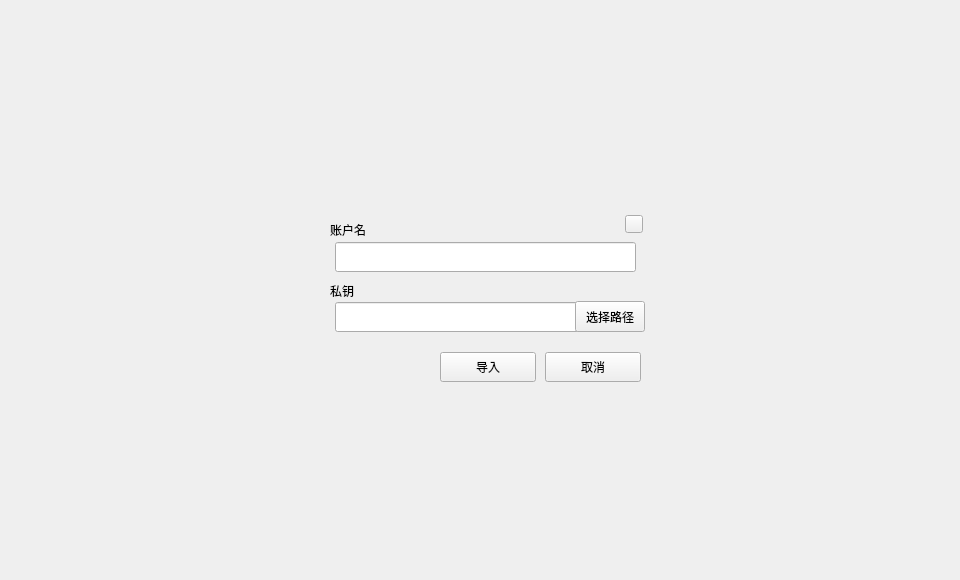
Above: importdialog.ui from HcashOrg/hx-indicator before the change. Below: the same form after it.
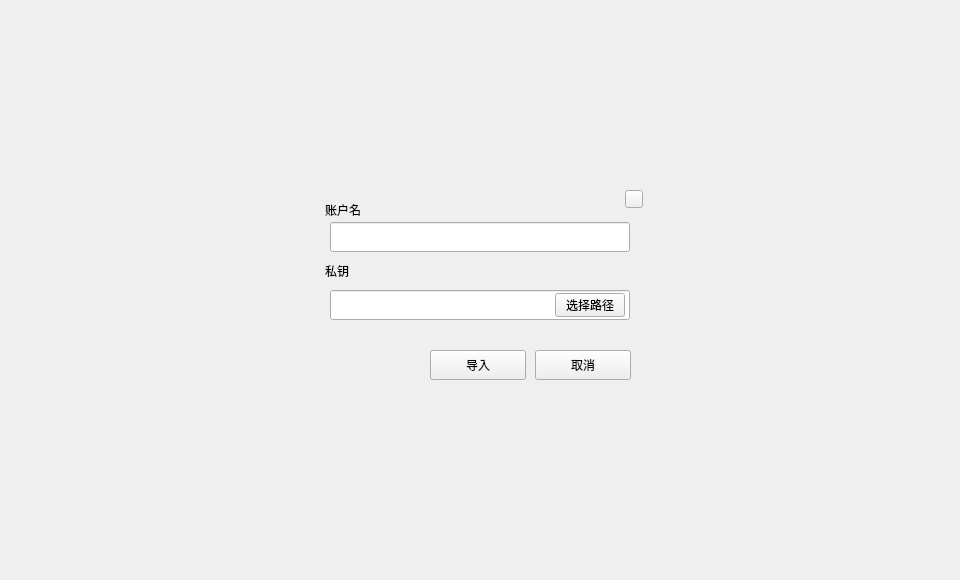
That is the form after the change.

What changed in the file:
```diff
--- a/importdialog.ui
+++ b/importdialog.ui
@@ -18,12 +18,30 @@
   <property name="windowTitle">
    <string>Dialog</string>
   </property>
+  <widget class="QWidget" name="widget" native="true">
+   <property name="geometry">
+    <rect>
+     <x>0</x>
+     <y>0</y>
+     <width>960</width>
+     <height>580</height>
+    </rect>
+   </property>
+   <widget class="QWidget" name="containerWidget" native="true">
+    <property name="geometry">
+     <rect>
+      <x>290</x>
+      <y>170</y>
+      <width>380</width>
+      <height>240</height>
+     </rect>
+    </property>
   <widget class="QLineEdit" name="privateKeyLineEdit">
    <property name="geometry">
     <rect>
-     <x>335</x>
-     <y>302</y>
-     <width>301</width>
+       <x>40</x>
+       <y>120</y>
+       <width>300</width>
      <height>30</height>
     </rect>
    </property>
@@ -46,96 +64,39 @@
     <bool>false</bool>
    </property>
   </widget>
-  <widget class="QLabel" name="label">
+    <widget class="QLineEdit" name="accountNameLineEdit">
    <property name="geometry">
     <rect>
-     <x>330</x>
-     <y>276</y>
-     <width>180</width>
+       <x>40</x>
+       <y>52</y>
+       <width>300</width>
      <height>30</height>
     </rect>
    </property>
    <property name="font">
     <font>
      <family>微软雅黑 Light</family>
-    </font>
-   </property>
-   <property name="text">
-    <string>私钥</string>
-   </property>
-   <property name="wordWrap">
-    <bool>true</bool>
-   </property>
-  </widget>
-  <widget class="QToolButton" name="importBtn">
-   <property name="geometry">
-    <rect>
-     <x>440</x>
-     <y>352</y>
-     <width>96</width>
-     <height>30</height>
-    </rect>
-   </property>
-   <property name="font">
-    <font>
-     <family>微软雅黑 Light</family>
-    </font>
-   </property>
-   <property name="cursor">
-    <cursorShape>PointingHandCursor</cursorShape>
-   </property>
+       <pointsize>10</pointsize>
+      </font>
+     </property>
+     <property name="contextMenuPolicy">
+      <enum>Qt::DefaultContextMenu</enum>
+     </property>
    <property name="styleSheet">
     <string notr="true"/>
    </property>
    <property name="text">
-    <string>导入</string>
-   </property>
-  </widget>
-  <widget class="QToolButton" name="cancelBtn">
-   <property name="geometry">
-    <rect>
-     <x>545</x>
-     <y>352</y>
-     <width>96</width>
-     <height>30</height>
-    </rect>
-   </property>
-   <property name="cursor">
-    <cursorShape>PointingHandCursor</cursorShape>
-   </property>
-   <property name="styleSheet">
-    <string notr="true"/>
-   </property>
-   <property name="text">
-    <string>取消</string>
-   </property>
-  </widget>
-  <widget class="QLabel" name="tipLabel">
-   <property name="geometry">
-    <rect>
-     <x>385</x>
-     <y>433</y>
-     <width>200</width>
-     <height>16</height>
-    </rect>
-   </property>
-   <property name="font">
-    <font>
-     <family>微软雅黑 Light</family>
-    </font>
-   </property>
-   <property name="styleSheet">
-    <string notr="true">color: rgb(255, 78, 54);</string>
-   </property>
-   <property name="text">
     <string/>
    </property>
+     <property name="readOnly">
+      <bool>false</bool>
+     </property>
   </widget>
   <widget class="QToolButton" name="closeBtn">
    <property name="geometry">
     <rect>
-     <x>625</x>
-     <y>215</y>
+       <x>335</x>
+       <y>20</y>
      <width>18</width>
      <height>18</height>
     </rect>
@@ -153,62 +114,13 @@
     <string/>
    </property>
   </widget>
-  <widget class="QLabel" name="label_2">
-   <property name="geometry">
-    <rect>
-     <x>330</x>
-     <y>215</y>
-     <width>180</width>
-     <height>30</height>
-    </rect>
-   </property>
-   <property name="font">
-    <font>
-     <family>微软雅黑 Light</family>
-    </font>
-   </property>
-   <property name="text">
-    <string>账户名</string>
-   </property>
-   <property name="wordWrap">
-    <bool>true</bool>
-   </property>
-  </widget>
-  <widget class="QLineEdit" name="accountNameLineEdit">
-   <property name="geometry">
-    <rect>
-     <x>335</x>
-     <y>242</y>
-     <width>301</width>
-     <height>30</height>
-    </rect>
-   </property>
-   <property name="font">
-    <font>
-     <family>微软雅黑 Light</family>
-     <pointsize>10</pointsize>
-    </font>
-   </property>
-   <property name="contextMenuPolicy">
-    <enum>Qt::DefaultContextMenu</enum>
-   </property>
-   <property name="styleSheet">
-    <string notr="true"/>
-   </property>
-   <property name="text">
-    <string/>
-   </property>
-   <property name="readOnly">
-    <bool>false</bool>
-   </property>
-  </widget>
   <widget class="QToolButton" name="pathBtn">
    <property name="geometry">
     <rect>
-     <x>575</x>
-     <y>301</y>
+       <x>265</x>
+       <y>123</y>
      <width>70</width>
-     <height>31</height>
+       <height>24</height>
     </rect>
    </property>
    <property name="font">
@@ -233,6 +145,93 @@
    <property name="text">
     <string>选择路径</string>
    </property>
+    </widget>
+    <widget class="QLabel" name="label">
+     <property name="geometry">
+      <rect>
+       <x>35</x>
+       <y>86</y>
+       <width>180</width>
+       <height>30</height>
+      </rect>
+     </property>
+     <property name="font">
+      <font>
+       <family>微软雅黑 Light</family>
+      </font>
+     </property>
+     <property name="text">
+      <string>私钥</string>
+     </property>
+     <property name="wordWrap">
+      <bool>true</bool>
+     </property>
+    </widget>
+    <widget class="QToolButton" name="importBtn">
+     <property name="geometry">
+      <rect>
+       <x>140</x>
+       <y>180</y>
+       <width>96</width>
+       <height>30</height>
+      </rect>
+     </property>
+     <property name="font">
+      <font>
+       <family>微软雅黑 Light</family>
+      </font>
+     </property>
+     <property name="cursor">
+      <cursorShape>PointingHandCursor</cursorShape>
+     </property>
+     <property name="styleSheet">
+      <string notr="true"/>
+     </property>
+     <property name="text">
+      <string>导入</string>
+     </property>
+    </widget>
+    <widget class="QToolButton" name="cancelBtn">
+     <property name="geometry">
+      <rect>
+       <x>245</x>
+       <y>180</y>
+       <width>96</width>
+       <height>30</height>
+      </rect>
+     </property>
+     <property name="cursor">
+      <cursorShape>PointingHandCursor</cursorShape>
+     </property>
+     <property name="styleSheet">
+      <string notr="true"/>
+     </property>
+     <property name="text">
+      <string>取消</string>
+     </property>
+    </widget>
+    <widget class="QLabel" name="label_2">
+     <property name="geometry">
+      <rect>
+       <x>35</x>
+       <y>25</y>
+       <width>180</width>
+       <height>30</height>
+      </rect>
+     </property>
+     <property name="font">
+      <font>
+       <family>微软雅黑 Light</family>
+      </font>
+     </property>
+     <property name="text">
+      <string>账户名</string>
+     </property>
+     <property name="wordWrap">
+      <bool>true</bool>
+     </property>
+    </widget>
+   </widget>
   </widget>
  </widget>
  <resources/>
```
Lines whose indentation alone changed are shown as unchanged.
